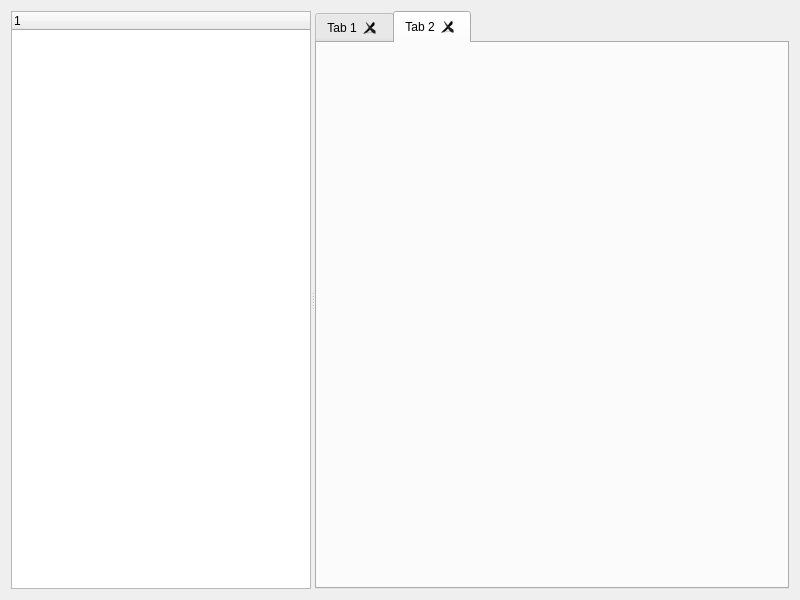
The window that form.ui (john9405/tkredis) describes before a commit, drawn with Qt 5.
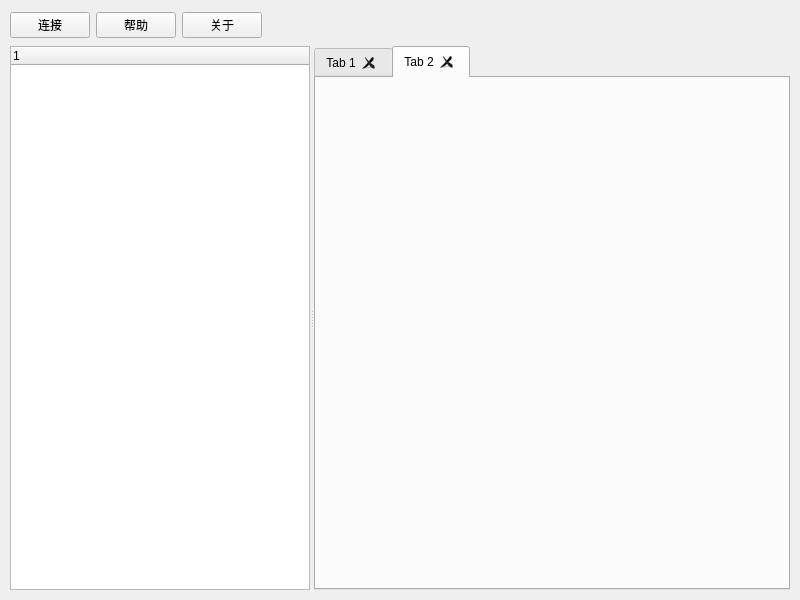
The same window after the commit.

Diff of the .ui file:
```diff
--- a/form.ui
+++ b/form.ui
@@ -14,6 +14,76 @@
    <string>Widget</string>
   </property>
   <layout class="QVBoxLayout" name="verticalLayout">
+   <property name="leftMargin">
+    <number>10</number>
+   </property>
+   <property name="topMargin">
+    <number>10</number>
+   </property>
+   <property name="rightMargin">
+    <number>10</number>
+   </property>
+   <property name="bottomMargin">
+    <number>10</number>
+   </property>
+   <item>
+    <widget class="QWidget" name="widget" native="true">
+     <property name="maximumSize">
+      <size>
+       <width>16777215</width>
+       <height>30</height>
+      </size>
+     </property>
+     <layout class="QHBoxLayout" name="horizontalLayout">
+      <property name="leftMargin">
+       <number>0</number>
+      </property>
+      <property name="topMargin">
+       <number>0</number>
+      </property>
+      <property name="rightMargin">
+       <number>0</number>
+      </property>
+      <property name="bottomMargin">
+       <number>0</number>
+      </property>
+      <item>
+       <widget class="QPushButton" name="conn">
+        <property name="text">
+         <string>连接</string>
+        </property>
+       </widget>
+      </item>
+      <item>
+       <widget class="QPushButton" name="pushButton">
+        <property name="text">
+         <string>帮助</string>
+        </property>
+       </widget>
+      </item>
+      <item>
+       <widget class="QPushButton" name="pushButton_2">
+        <property name="text">
+         <string>关于</string>
+        </property>
+       </widget>
+      </item>
+      <item>
+       <spacer name="horizontalSpacer">
+        <property name="orientation">
+         <enum>Qt::Orientation::Horizontal</enum>
+        </property>
+        <property name="sizeHint" stdset="0">
+         <size>
+          <width>40</width>
+          <height>20</height>
+         </size>
+        </property>
+       </spacer>
+      </item>
+     </layout>
+    </widget>
+   </item>
    <item>
     <widget class="QSplitter" name="splitter">
      <property name="orientation">
@@ -32,6 +102,11 @@
         <height>16777215</height>
        </size>
       </property>
+      <column>
+       <property name="text">
+        <string notr="true">1</string>
+       </property>
+      </column>
      </widget>
      <widget class="QTabWidget" name="tabWidget">
       <property name="minimumSize">
```
